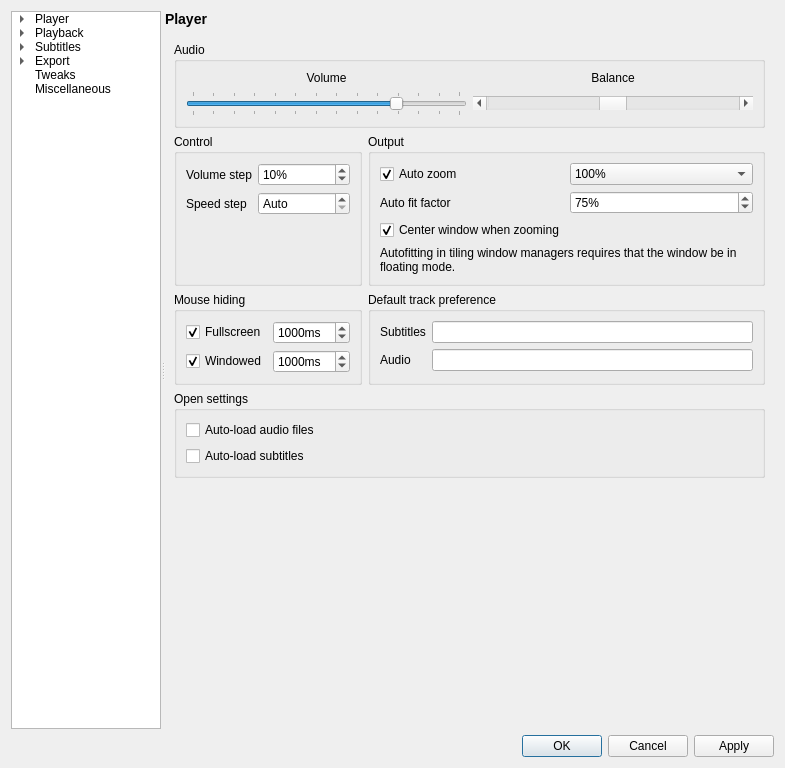
The window that settingswindow.ui (mpc-qt/mpc-qt) describes before a commit, drawn with Qt 5.
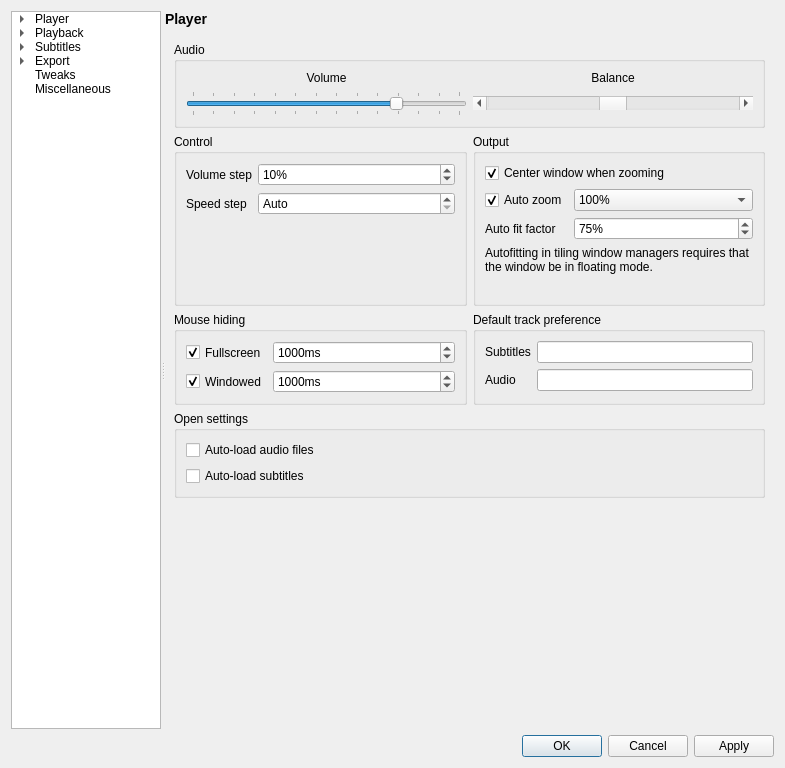
The same window after the commit. The open tabs and pages were chosen to show the change.

Commit message:
settingswindow: make ui slightly more consistent
As mentioned in #70.

```diff
--- a/settingswindow.ui
+++ b/settingswindow.ui
@@ -525,7 +525,7 @@
           </layout>
          </widget>
          <widget class="QWidget" name="playbackPage">
-          <layout class="QGridLayout" name="gridLayout_6">
+          <layout class="QGridLayout" name="gridLayout_6" columnstretch="1,1">
            <item row="1" column="0">
             <widget class="QGroupBox" name="groupBox_8">
              <property name="title">
@@ -580,19 +580,15 @@
              <property name="title">
               <string>Output</string>
              </property>
-             <layout class="QGridLayout" name="gridLayout_4">
-              <item row="4" column="0" colspan="2">
-               <widget class="QLabel" name="playbackAutozoomWarn">
-                <property name="text">
-                 <string>Autofitting in tiling window managers requires that the window be in floating mode.</string>
-                </property>
-                <property name="wordWrap">
-                 <bool>true</bool>
-                </property>
-               </widget>
-              </item>
-              <item row="0" column="0">
+             <layout class="QFormLayout" name="formLayout_19">
+              <item row="1" column="0">
                <widget class="QCheckBox" name="playbackAutoZoom">
+                <property name="sizePolicy">
+                 <sizepolicy hsizetype="Minimum" vsizetype="Preferred">
+                  <horstretch>0</horstretch>
+                  <verstretch>0</verstretch>
+                 </sizepolicy>
+                </property>
                 <property name="text">
                  <string>Auto zoom</string>
                 </property>
@@ -601,14 +597,7 @@
                 </property>
                </widget>
               </item>
-              <item row="2" column="0">
-               <widget class="QLabel" name="playbackAutoFitFactorLabel">
-                <property name="text">
-                 <string>Auto fit factor</string>
-                </property>
-               </widget>
-              </item>
-              <item row="0" column="1">
+              <item row="1" column="1">
                <widget class="QComboBox" name="playbackAutoZoomMethod">
                 <property name="currentIndex">
                  <number>3</number>
@@ -670,6 +659,13 @@
                 </item>
                </widget>
               </item>
+              <item row="2" column="0">
+               <widget class="QLabel" name="playbackAutoFitFactorLabel">
+                <property name="text">
+                 <string>Auto fit factor</string>
+                </property>
+               </widget>
+              </item>
               <item row="2" column="1">
                <widget class="QSpinBox" name="playbackAutoFitFactor">
                 <property name="suffix">
@@ -686,7 +682,24 @@
                 </property>
                </widget>
               </item>
-              <item row="3" column="0" colspan="2">
+              <item row="4" column="0" colspan="2">
+               <widget class="QLabel" name="playbackAutozoomWarn">
+                <property name="text">
+                 <string>Autofitting in tiling window managers requires that the window be in floating mode.</string>
+                </property>
+                <property name="wordWrap">
+                 <bool>true</bool>
+                </property>
+               </widget>
+              </item>
+              <item row="5" column="0">
+               <widget class="QLabel" name="label_55">
+                <property name="text">
+                 <string/>
+                </property>
+               </widget>
+              </item>
+              <item row="0" column="0" colspan="2">
                <widget class="QCheckBox" name="playbackAutoCenterWindow">
                 <property name="text">
                  <string>Center window when zooming</string>
@@ -830,9 +843,15 @@
              <property name="title">
               <string>Mouse hiding</string>
              </property>
-             <layout class="QGridLayout" name="gridLayout_15">
+             <layout class="QGridLayout" name="gridLayout_4">
               <item row="0" column="0">
                <widget class="QCheckBox" name="playbackMouseHideFullscreen">
+                <property name="sizePolicy">
+                 <sizepolicy hsizetype="Minimum" vsizetype="Preferred">
+                  <horstretch>0</horstretch>
+                  <verstretch>0</verstretch>
+                 </sizepolicy>
+                </property>
                 <property name="text">
                  <string>Fullscreen</string>
                 </property>
@@ -843,6 +862,12 @@
               </item>
               <item row="0" column="1">
                <widget class="QSpinBox" name="playbackMouseHideFullscreenDuration">
+                <property name="sizePolicy">
+                 <sizepolicy hsizetype="MinimumExpanding" vsizetype="Fixed">
+                  <horstretch>0</horstretch>
+                  <verstretch>0</verstretch>
+                 </sizepolicy>
+                </property>
                 <property name="suffix">
                  <string>ms</string>
                 </property>
@@ -859,6 +884,12 @@
               </item>
               <item row="1" column="0">
                <widget class="QCheckBox" name="playbackMouseHideWindowed">
+                <property name="sizePolicy">
+                 <sizepolicy hsizetype="Minimum" vsizetype="Preferred">
+                  <horstretch>0</horstretch>
+                  <verstretch>0</verstretch>
+                 </sizepolicy>
+                </property>
                 <property name="text">
                  <string>Windowed</string>
                 </property>
@@ -869,6 +900,12 @@
               </item>
               <item row="1" column="1">
                <widget class="QSpinBox" name="playbackMouseHideWindowedDuration">
+                <property name="sizePolicy">
+                 <sizepolicy hsizetype="MinimumExpanding" vsizetype="Fixed">
+                  <horstretch>0</horstretch>
+                  <verstretch>0</verstretch>
+                 </sizepolicy>
+                </property>
                 <property name="suffix">
                  <string>ms</string>
                 </property>
```
Left out of the diff: 32 changed lines with no effect on the pictures. Lines whose indentation alone changed are shown as unchanged.
